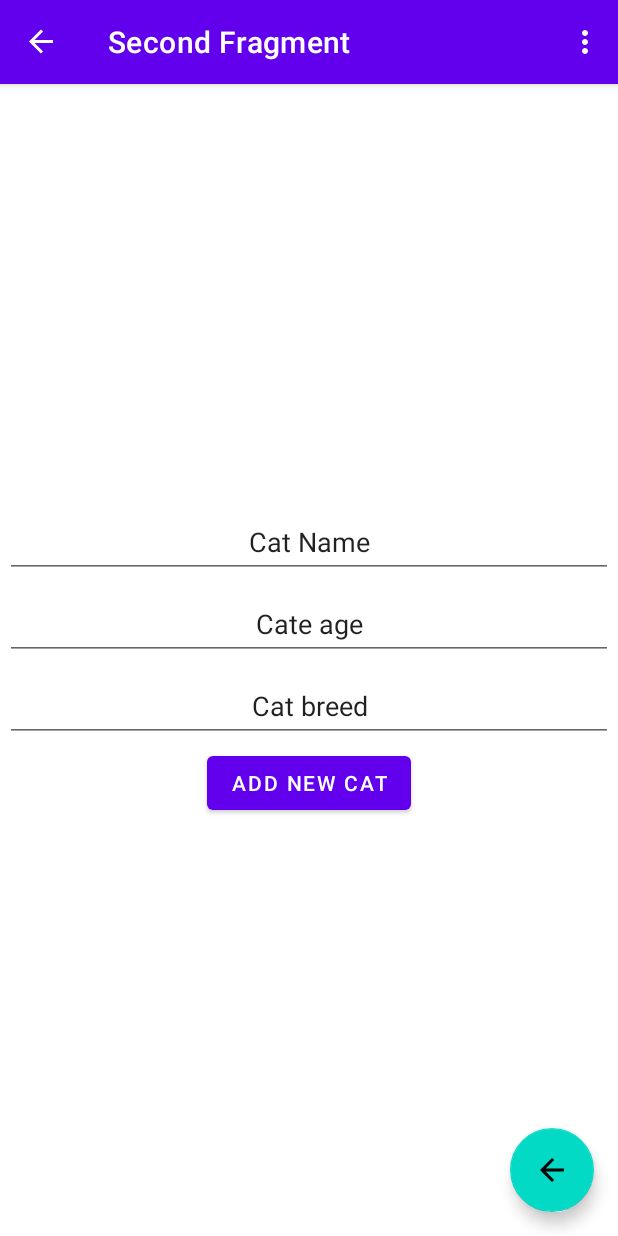
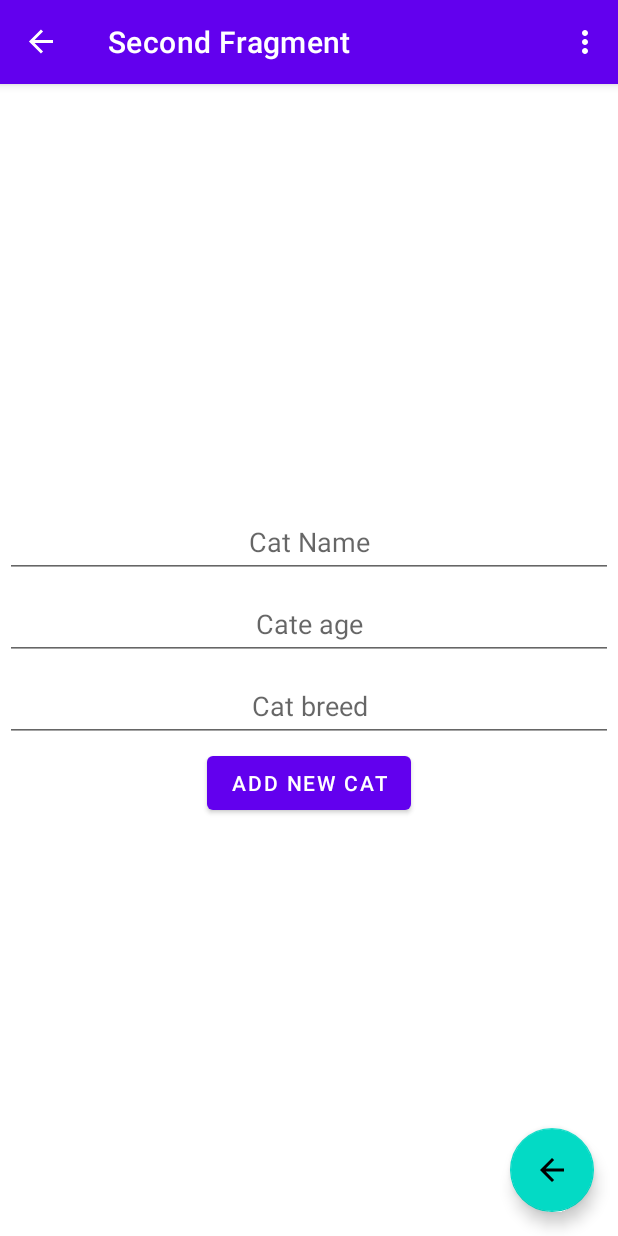
Before and after one commit to aleh-god/RSShool2021_Android_task_Storage, an Android app: the SecondFragment screen opened through its navigation route, on a phone screen of 412 x 824 dp. Run offline under Robolectric (Android 15) with nearby library versions, the phone set to English and light mode, and no system bars; our stand-ins replace navigation-ui.

Commit message:
Finish SecondFragment implementation.

```diff
--- a/app/src/main/java/by/godevelopment/rsshool2021androidtaskstorage/FirstFragment.kt
+++ b/app/src/main/java/by/godevelopment/rsshool2021androidtaskstorage/FirstFragment.kt
@@ -6,6 +6,7 @@ import android.view.LayoutInflater
 import android.view.View
 import android.view.ViewGroup
 import androidx.recyclerview.widget.LinearLayoutManager
+import androidx.recyclerview.widget.RecyclerView
 import by.godevelopment.rsshool2021androidtaskstorage.adapter.CatAdapter
 import by.godevelopment.rsshool2021androidtaskstorage.database.SqlBox
 import by.godevelopment.rsshool2021androidtaskstorage.databinding.FragmentFirstBinding
@@ -54,7 +55,7 @@ class FirstFragment : Fragment() {
 //        recyclerView.layoutManager = linearLayoutManager
 //        recyclerView.adapter = catAdapter
 
-        binding.recyclerView.apply {
+         binding.recyclerView.apply {
             layoutManager = LinearLayoutManager(context)
             adapter = CatAdapter { position ->
                 myActionClick(dataList[position])
@@ -67,6 +68,8 @@ class FirstFragment : Fragment() {
         Snackbar.make(binding.root, "Выбран котик: ${cat.name}", Snackbar.LENGTH_LONG)
             .setAction("Удалить котика") {
                 // Responds to click on the action
+                SqlBox.catProducerWithSql.deleteCatInDataBase(cat.id)
+
             }
             .show()
     }
--- a/app/src/main/java/by/godevelopment/rsshool2021androidtaskstorage/MainActivity.kt
+++ b/app/src/main/java/by/godevelopment/rsshool2021androidtaskstorage/MainActivity.kt
@@ -80,6 +80,7 @@ class MainActivity : AppCompatActivity() {
     override fun onCreateOptionsMenu(menu: Menu): Boolean {
         // Inflate the menu; this adds items to the action bar if it is present.
         menuInflater.inflate(R.menu.menu_main, menu)
+        // TODO "Настроить в других фрагментах"
         return true
     }
 
@@ -89,7 +90,7 @@ class MainActivity : AppCompatActivity() {
         // as you specify a parent activity in AndroidManifest.xml.
         return when (item.itemId) {
             R.id.custom_order -> {
-                findNavController(R.id.nav_host_fragment_content_main).navigate(R.id.ThirdFragment_dest)
+                findNavController(R.id.nav_host_fragment_content_main).navigate(R.id.action_FirstFragment_to_ThirdFragment)
                 true
             }
             R.id.reset_order -> {
--- a/app/src/main/res/layout/fragment_second.xml
+++ b/app/src/main/res/layout/fragment_second.xml
@@ -15,7 +15,7 @@
         android:gravity="center"
         android:inputType="text"
         android:minHeight="48dp"
-        android:text="@string/cat_name"
+        android:hint="@string/cat_name"
         app:layout_constraintBottom_toTopOf="@id/Age"
         app:layout_constraintEnd_toEndOf="parent"
         app:layout_constraintStart_toStartOf="parent"
@@ -31,7 +31,7 @@
         android:gravity="center"
         android:inputType="number"
         android:minHeight="48dp"
-        android:text="@string/cate_age"
+        android:hint="@string/cate_age"
         app:layout_constraintBottom_toTopOf="@id/Breed"
         app:layout_constraintEnd_toEndOf="parent"
         app:layout_constraintStart_toStartOf="parent"
@@ -46,7 +46,7 @@
         android:gravity="center"
         android:inputType="text"
         android:minHeight="48dp"
-        android:text="@string/cat_breed"
+        android:hint="@string/cat_breed"
         app:layout_constraintBottom_toBottomOf="@id/button_second"
         app:layout_constraintEnd_toEndOf="parent"
         app:layout_constraintStart_toStartOf="parent"
```
Also changed, not shown: app/src/main/java/by/godevelopment/rsshool2021androidtaskstorage/SecondFragment.kt (+25 -1 lines), app/src/main/java/by/godevelopment/rsshool2021androidtaskstorage/ThirdFragment.kt (+21 -1 lines), app/src/main/java/by/godevelopment/rsshool2021androidtaskstorage/adapter/OrderType.kt (deleted, +0 -7 lines), app/src/main/java/by/godevelopment/rsshool2021androidtaskstorage/database/CatProducerWithSql.kt (+5 -5 lines), app/src/main/java/by/godevelopment/rsshool2021androidtaskstorage/entity/OrderType.kt (added, +7 -0 lines).
